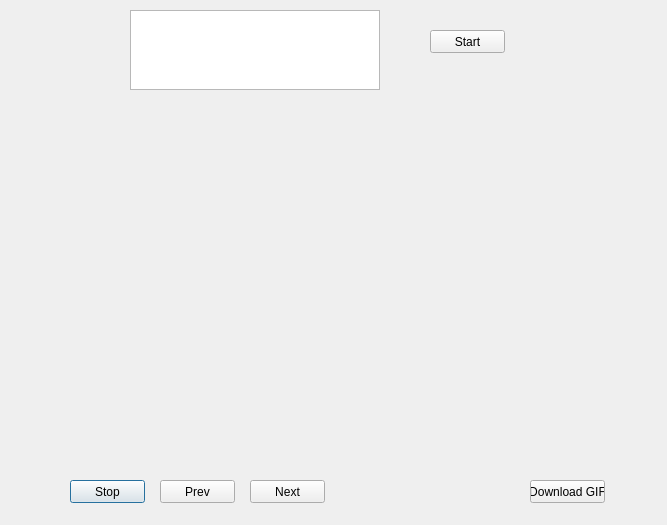
Above: LabWork2/Lab2/graphoutput.ui from JuliaNortman/LabWorksSem2 before the change. Below: the same form after it.
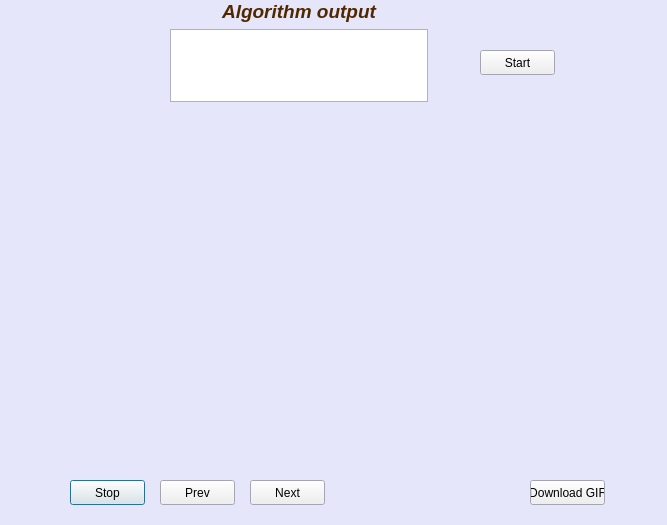
That is the form after the change.

Commit message: Add styles, correct documentation

```diff
--- a/LabWork2/Lab2/graphoutput.ui
+++ b/LabWork2/Lab2/graphoutput.ui
@@ -10,6 +10,75 @@
     <height>525</height>
    </rect>
   </property>
+  <property name="palette">
+   <palette>
+    <active>
+     <colorrole role="Base">
+      <brush brushstyle="SolidPattern">
+       <color alpha="255">
+        <red>255</red>
+        <green>255</green>
+        <blue>255</blue>
+       </color>
+      </brush>
+     </colorrole>
+     <colorrole role="Window">
+      <brush brushstyle="SolidPattern">
+       <color alpha="255">
+        <red>230</red>
+        <green>230</green>
+        <blue>250</blue>
+       </color>
+      </brush>
+     </colorrole>
+    </active>
+    <inactive>
+     <colorrole role="Base">
+      <brush brushstyle="SolidPattern">
+       <color alpha="255">
+        <red>255</red>
+        <green>255</green>
+        <blue>255</blue>
+       </color>
+      </brush>
+     </colorrole>
+     <colorrole role="Window">
+      <brush brushstyle="SolidPattern">
+       <color alpha="255">
+        <red>230</red>
+        <green>230</green>
+        <blue>250</blue>
+       </color>
+      </brush>
+     </colorrole>
+    </inactive>
+    <disabled>
+     <colorrole role="Base">
+      <brush brushstyle="SolidPattern">
+       <color alpha="255">
+        <red>230</red>
+        <green>230</green>
+        <blue>250</blue>
+       </color>
+      </brush>
+     </colorrole>
+     <colorrole role="Window">
+      <brush brushstyle="SolidPattern">
+       <color alpha="255">
+        <red>230</red>
+        <green>230</green>
+        <blue>250</blue>
+       </color>
+      </brush>
+     </colorrole>
+    </disabled>
+   </palette>
+  </property>
+  <property name="font">
+   <font>
+    <family>Arial</family>
+   </font>
+  </property>
   <property name="windowTitle">
    <string>Dialog</string>
   </property>
@@ -19,7 +88,7 @@
      <x>70</x>
      <y>480</y>
      <width>75</width>
-     <height>23</height>
+     <height>25</height>
     </rect>
    </property>
    <property name="cursor">
@@ -35,7 +104,7 @@
      <x>160</x>
      <y>480</y>
      <width>75</width>
-     <height>23</height>
+     <height>25</height>
     </rect>
    </property>
    <property name="cursor">
@@ -49,9 +118,9 @@
    <property name="geometry">
     <rect>
      <x>50</x>
-     <y>100</y>
+     <y>140</y>
      <width>491</width>
-     <height>361</height>
+     <height>321</height>
     </rect>
    </property>
    <property name="frameShape">
@@ -67,7 +136,7 @@
     <bool>true</bool>
    </property>
    <property name="alignment">
-    <set>Qt::AlignCenter</set>
+    <set>Qt::AlignRight|Qt::AlignTrailing|Qt::AlignVCenter</set>
    </property>
    <widget class="QWidget" name="scrollAreaWidgetContents">
     <property name="geometry">
@@ -75,7 +144,7 @@
       <x>0</x>
       <y>0</y>
       <width>491</width>
-      <height>361</height>
+      <height>321</height>
      </rect>
     </property>
     <widget class="QLabel" name="wait">
@@ -99,7 +168,7 @@
      <x>250</x>
      <y>480</y>
      <width>75</width>
-     <height>23</height>
+     <height>25</height>
     </rect>
    </property>
    <property name="cursor">
@@ -109,28 +178,21 @@
     <string>Next</string>
    </property>
   </widget>
-  <widget class="QTextBrowser" name="resultTextBrowser">
-   <property name="geometry">
-    <rect>
-     <x>130</x>
-     <y>10</y>
-     <width>250</width>
-     <height>80</height>
-    </rect>
-   </property>
-  </widget>
   <widget class="QPushButton" name="startPushButton">
    <property name="geometry">
     <rect>
-     <x>430</x>
-     <y>30</y>
+     <x>480</x>
+     <y>50</y>
      <width>75</width>
-     <height>23</height>
+     <height>25</height>
     </rect>
    </property>
    <property name="cursor">
     <cursorShape>PointingHandCursor</cursorShape>
    </property>
+   <property name="styleSheet">
+    <string notr="true"/>
+   </property>
    <property name="text">
     <string>Start</string>
    </property>
@@ -141,13 +203,39 @@
      <x>530</x>
      <y>480</y>
      <width>75</width>
-     <height>23</height>
+     <height>25</height>
     </rect>
    </property>
    <property name="text">
     <string>Download GIF</string>
    </property>
   </widget>
+  <widget class="QWidget" name="">
+   <property name="geometry">
+    <rect>
+     <x>170</x>
+     <y>0</y>
+     <width>258</width>
+     <height>102</height>
+    </rect>
+   </property>
+   <layout class="QVBoxLayout" name="verticalLayout">
+    <item>
+     <widget class="QLabel" name="label">
+      <property name="text">
+       <string>&lt;!DOCTYPE HTML PUBLIC &quot;-//W3C//DTD HTML 4.0//EN&quot; &quot;http://www.w3.org/TR/REC-html40/strict.dtd&quot;&gt;
+&lt;html&gt;&lt;head&gt;&lt;meta name=&quot;qrichtext&quot; content=&quot;1&quot; /&gt;&lt;style type=&quot;text/css&quot;&gt;
+p, li { white-space: pre-wrap; }
+&lt;/style&gt;&lt;/head&gt;&lt;body style=&quot; font-family:'MS Shell Dlg 2'; font-size:8pt; font-weight:400; font-style:normal;&quot;&gt;
+&lt;p align=&quot;center&quot; style=&quot; margin-top:0px; margin-bottom:0px; margin-left:0px; margin-right:0px; -qt-block-indent:0; text-indent:0px;&quot;&gt;&lt;span style=&quot; font-size:14pt; font-weight:600; font-style:italic; color:#502800;&quot;&gt;Algorithm output&lt;/span&gt;&lt;/p&gt;&lt;/body&gt;&lt;/html&gt;</string>
+      </property>
+     </widget>
+    </item>
+    <item>
+     <widget class="QTextBrowser" name="resultTextBrowser"/>
+    </item>
+   </layout>
+  </widget>
  </widget>
  <resources/>
  <connections/>
```
Left out of the diff: 3 changed lines with no effect on the pictures. The commit also changes 11 other files.
